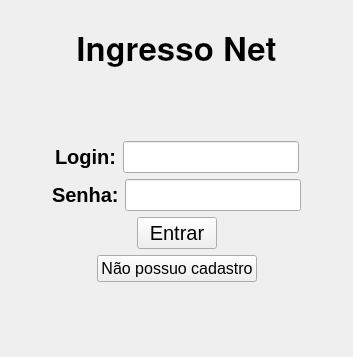
First picture: the form in src/loginwindow.ui, repository MatTerra/IngressoNet, before the edit.
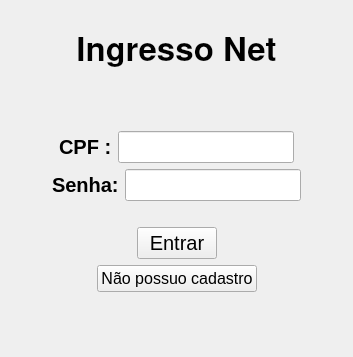
Second picture: the form after the edit.

Commit message: Fixed button names for convention; Added validators for inputs; Implemented slots and signal for pre login validation

```diff
--- a/src/loginwindow.ui
+++ b/src/loginwindow.ui
@@ -83,7 +83,7 @@
         </font>
        </property>
        <property name="text">
-        <string>Login:</string>
+        <string>CPF :</string>
        </property>
       </widget>
      </item>
@@ -170,6 +170,16 @@
      </item>
     </layout>
    </item>
+   <item>
+    <widget class="QLabel" name="errorLabel">
+     <property name="text">
+      <string/>
+     </property>
+     <property name="alignment">
+      <set>Qt::AlignCenter</set>
+     </property>
+    </widget>
+   </item>
    <item>
     <layout class="QHBoxLayout" name="horizontalLayout_3" stretch="0,0,0">
      <item>
```
Left out of the diff: 8 changed lines with no effect on the pictures. The commit also changes 2 other files.
